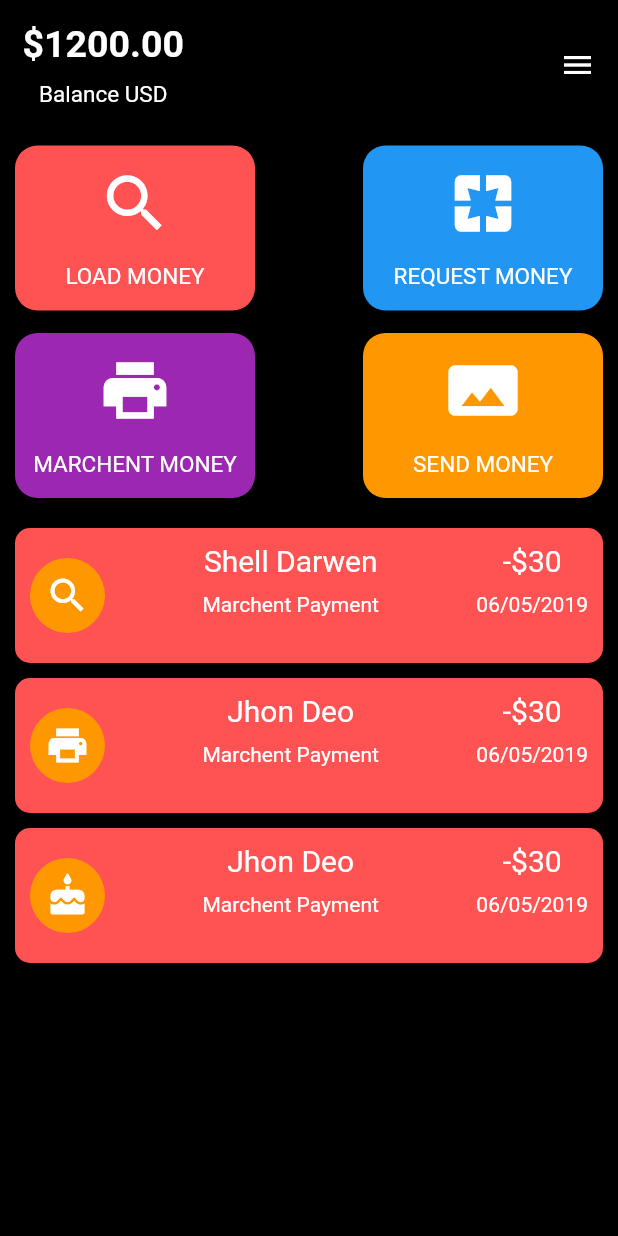
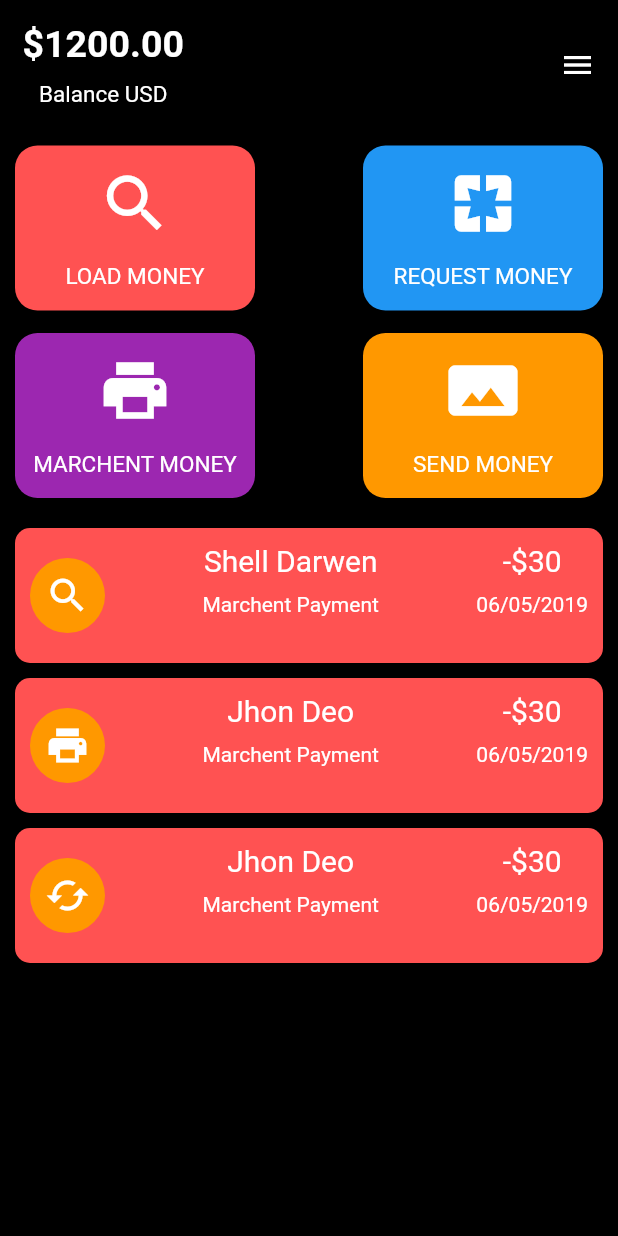
Before and after one commit to Yazdani1/Flutter-Dark-Payment-App-UI-Design, a Flutter app: the screen it shows after launch, on a phone screen of 412 x 824 dp. Run offline on Flutter 3.47's test engine with Material 2 defaults, Android fonts, the phone set to English and light mode, and no system bars.

Commit message:
second commit

```diff
--- a/lib/HomePage.dart
+++ b/lib/HomePage.dart
@@ -356,7 +356,7 @@ class _HomeState extends State<Home> {
                             color: Colors.orange,
                           ),
                           child: new Icon(
-                            Icons.cake,
+                            Icons.cached,
                             size: 30.0,
                             color: Colors.white,
                           ),
```
